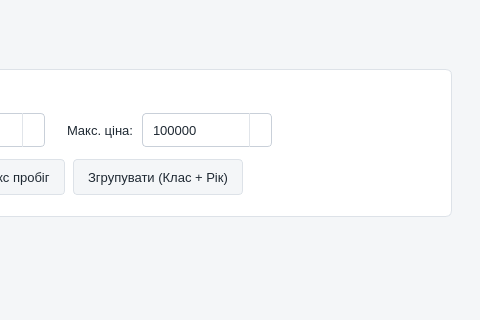
Above: userwindow.ui from lopez1k/kursova before the change; both pictures show x 560 to 1040 and y 0 to 320 of the 1040 by 680 pixel window. Below: the same form after it.
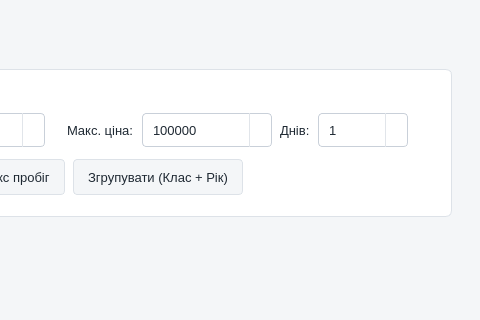
That is the form after the change.

Commit message: feat: вартість за N днів у картці, оператор переміщення Car, дрібні зміни у винятках

Patch:
```diff
--- a/userwindow.ui
+++ b/userwindow.ui
@@ -110,6 +110,7 @@
 QLabel#carMeta  { color: #5B6573; }
 QFrame#carLine  { background: #E6E9ED; border: none; }
 QLabel#carPrice { font-weight: 600; }
+QLabel#carCostN { color: #2E6B2E; font-weight: 600; }
 QLabel#carStatusFree { color: #2E6B2E; font-size: 9pt; }
 QLabel#carStatusBusy { color: #6B7280; font-size: 9pt; }
 
@@ -444,6 +445,32 @@
                 </property>
                </widget>
               </item>
+              <item>
+               <widget class="QLabel" name="lblDays">
+                <property name="text">
+                 <string>Днів:</string>
+                </property>
+               </widget>
+              </item>
+              <item>
+               <widget class="QSpinBox" name="spinDays">
+                <property name="minimumSize">
+                 <size>
+                  <width>90</width>
+                  <height>34</height>
+                 </size>
+                </property>
+                <property name="minimum">
+                 <number>1</number>
+                </property>
+                <property name="maximum">
+                 <number>365</number>
+                </property>
+                <property name="value">
+                 <number>1</number>
+                </property>
+               </widget>
+              </item>
               <item>
                <spacer name="filterInputsSpacer">
                 <property name="orientation">
```
The commit also changes 7 other files.
